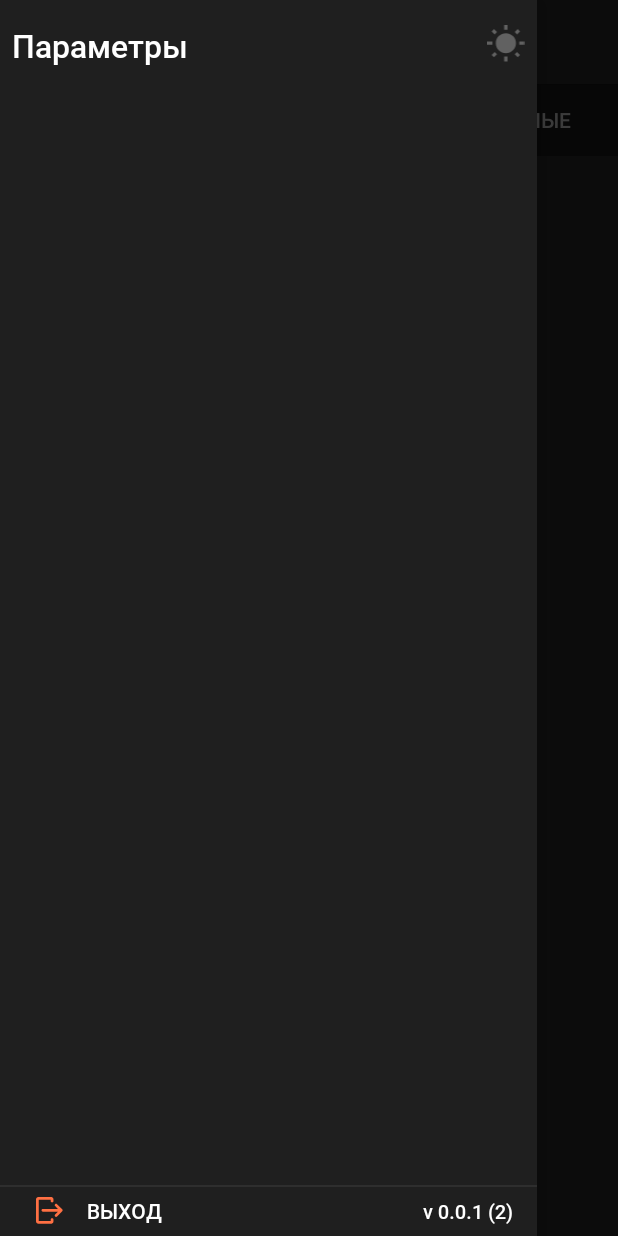
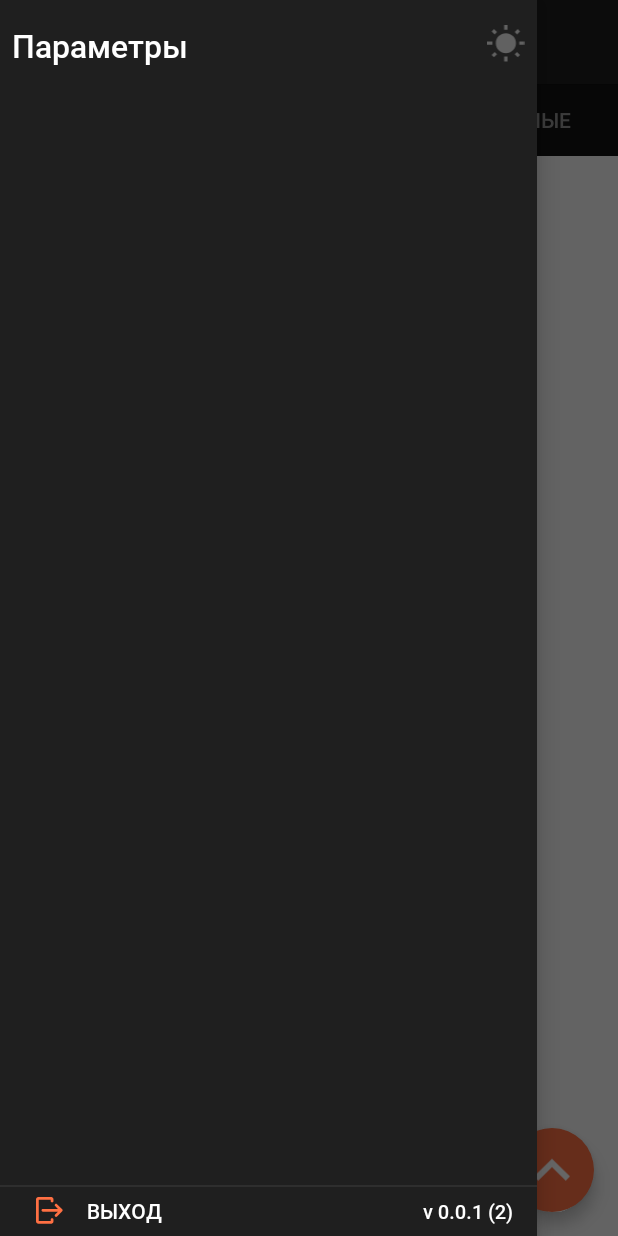
Before and after one commit to Sznv91/SV_Mailer, an Android app: the MainActivity screen opened directly, with no data from a screen before it, with the side drawer open, on a phone screen of 412 x 824 dp. Run offline under Robolectric (Android 15) with nearby library versions, the phone set to English and light mode, and no system bars; libraries missing offline, so code that uses them is left out: ru.evotor.framework, ru.evotor.query.

Commit message:
Создан сервис добавляющий чеки в лок.БД приложения. Добавлены layout для отображения общего списка чеков.

```diff
--- a/app/src/main/java/ru/softvillage/mailer_test/dataBase/DbHelper.java
+++ b/app/src/main/java/ru/softvillage/mailer_test/dataBase/DbHelper.java
@@ -1,6 +1,8 @@
 package ru.softvillage.mailer_test.dataBase;
 
 import androidx.lifecycle.LiveData;
+
+import java.util.List;
 
 import lombok.Getter;
 import ru.softvillage.mailer_test.dataBase.entity.EvoReceipt;
@@ -14,7 +16,7 @@ public class DbHelper {
         this.dataBase = dataBase;
     }
 
-    public LiveData<EvoReceipt> getAllEvoReceiptLiveData() {
+    public LiveData<List<EvoReceipt>> getAllEvoReceiptLiveData() {
         return dataBase.receiptDao().getAllEvoReceiptLiveData();
     }
 }
--- a/app/src/main/java/ru/softvillage/mailer_test/dataBase/ReceiptDao.java
+++ b/app/src/main/java/ru/softvillage/mailer_test/dataBase/ReceiptDao.java
@@ -16,7 +16,7 @@ import ru.softvillage.mailer_test.dataBase.entity.PartialEvoReceipt;
 public interface ReceiptDao {
 
     @Query("SELECT * FROM evo_receipt_all")
-    LiveData<EvoReceipt> getAllEvoReceiptLiveData();
+    LiveData<List<EvoReceipt>> getAllEvoReceiptLiveData();
 
     @Query("SELECT evo_uuid FROM evo_receipt_all")
     List<String> getAllEvoReceiptUuid();
--- a/app/src/main/java/ru/softvillage/mailer_test/ui/MainActivity.java
+++ b/app/src/main/java/ru/softvillage/mailer_test/ui/MainActivity.java
@@ -1,8 +1,12 @@
 package ru.softvillage.mailer_test.ui;
 
+import android.app.ActivityManager;
+import android.content.Context;
+import android.content.Intent;
 import android.content.res.Configuration;
 import android.os.Bundle;
 import android.util.Log;
+import android.widget.Toast;
 
 import androidx.appcompat.app.AppCompatActivity;
 
@@ -11,6 +15,7 @@ import ru.evotor.framework.receipt.ReceiptApi;
 import ru.evotor.query.Cursor;
 import ru.softvillage.mailer_test.R;
 import ru.softvillage.mailer_test.presetner.SessionPresenter;
+import ru.softvillage.mailer_test.service.EvoReceiptAdderService;
 import ru.softvillage.mailer_test.ui.left_menu.DrawerMenuManager;
 import ru.softvillage.mailer_test.ui.tabs.TabLayoutFragment;
 
@@ -41,15 +46,38 @@ public class MainActivity extends AppCompatActivity {
         }
 
         //////////////////////////////////////////////////////////////////////////////////
-        Log.d("ru.softvillage.mailer_test" + "_Receipt.Header", "Start activity");
+        /*Log.d("ru.softvillage.mailer_test" + "_Receipt.Header", "Start activity");
 
         Cursor<Receipt.Header> cursor = ReceiptApi.getReceiptHeaders(getApplicationContext(), Receipt.Type.SELL);
         Log.d("ru.softvillage.mailer_test" + "_Receipt.Header", "Cursor count (size): " + cursor.getCount());
 
         while (cursor != null && cursor.moveToNext()) {
             Log.d("ru.softvillage.mailer_test" + "_Receipt.Header", "cursor.getValue().toString(): " + cursor.getValue().toString());
+        }*/
+        startAdderService();
+    }
+
+    ///////////////////////////////////////////////////////////////////////////////////////////////
+    private void startAdderService() {
+        if (isMyServiceRunning(EvoReceiptAdderService.class)) {
+            Toast.makeText(getApplicationContext(), "Service already running", Toast.LENGTH_LONG).show();
+            return;
         }
+        Intent startIntent = new Intent(this, EvoReceiptAdderService.class);
+        startIntent.setAction("start");
+        startService(startIntent);
     }
+
+    private boolean isMyServiceRunning(Class<?> serviceClass) {
+        ActivityManager manager = (ActivityManager) getSystemService(Context.ACTIVITY_SERVICE);
+        for (ActivityManager.RunningServiceInfo service : manager.getRunningServices(Integer.MAX_VALUE)) {
+            if (serviceClass.getName().equals(service.service.getClassName())) {
+                return true;
+            }
+        }
+        return false;
+    }
+    //////////////////////////
 
     @Override
     protected void onDestroy() {
--- a/app/src/main/java/ru/softvillage/mailer_test/ui/fragmet/AllReceipt.java
+++ b/app/src/main/java/ru/softvillage/mailer_test/ui/fragmet/AllReceipt.java
@@ -1,12 +1,17 @@
 package ru.softvillage.mailer_test.ui.fragmet;
 
+import android.annotation.SuppressLint;
 import android.os.Bundle;
 import android.view.LayoutInflater;
 import android.view.View;
 import android.view.ViewGroup;
+import android.widget.TextView;
 
+import androidx.annotation.NonNull;
+import androidx.annotation.Nullable;
 import androidx.fragment.app.Fragment;
 
+import ru.softvillage.mailer_test.App;
 import ru.softvillage.mailer_test.R;
 
 public class AllReceipt extends Fragment {
@@ -39,4 +44,17 @@ public class AllReceipt extends Fragment {
                              Bundle savedInstanceState) {
         return inflater.inflate(R.layout.fragment_all_receipt, container, false);
     }
+
+    @SuppressLint("FragmentLiveDataObserve")
+    @Override
+    public void onViewCreated(@NonNull View view, @Nullable Bundle savedInstanceState) {
+        super.onViewCreated(view, savedInstanceState);
+//        App.getInstance().getDbHelper().getAllEvoReceiptLiveData().observe(this, receipt -> all_receipt_tv.setText(receipt.toString()));
+    }
+
+    @Override
+    public void onDestroy() {
+        App.getInstance().getDbHelper().getAllEvoReceiptLiveData().removeObservers(this);
+        super.onDestroy();
+    }
 }
--- /dev/null
+++ b/app/src/main/res/drawable/ic_arrow_up_gray.xml
@@ -0,0 +1,9 @@
+<vector xmlns:android="http://schemas.android.com/apk/res/android"
+    android:width="15dp"
+    android:height="10dp"
+    android:viewportWidth="15"
+    android:viewportHeight="10">
+  <path
+      android:pathData="M1.7578,9.5273L0,7.7695L7.5,0.2695L15,7.7695L13.2422,9.5273L7.5,3.7852L1.7578,9.5273Z"
+      android:fillColor="#B3B3B3"/>
+</vector>
--- a/app/src/main/res/layout/fragment_all_receipt.xml
+++ b/app/src/main/res/layout/fragment_all_receipt.xml
@@ -1,13 +1,30 @@
 <?xml version="1.0" encoding="utf-8"?>
-<FrameLayout xmlns:android="http://schemas.android.com/apk/res/android"
+<androidx.constraintlayout.widget.ConstraintLayout xmlns:android="http://schemas.android.com/apk/res/android"
+    xmlns:app="http://schemas.android.com/apk/res-auto"
     xmlns:tools="http://schemas.android.com/tools"
     android:layout_width="match_parent"
     android:layout_height="match_parent"
+    android:id="@+id/receipt_all_layout_fragment"
+    android:background="@color/main_lt"
     tools:context=".ui.fragmet.AllReceipt">
 
-    <TextView
+    <androidx.recyclerview.widget.RecyclerView
+        android:id="@+id/receipt_list_all_recycler_view"
         android:layout_width="match_parent"
         android:layout_height="match_parent"
-        android:text="Все чеки фрагмент" />
+        tools:listitem="@layout/item_receipt_all_tab" />
 
-</FrameLayout>
+    <com.google.android.material.floatingactionbutton.FloatingActionButton
+        app:backgroundTint="@color/header_lt"
+        app:tint="@color/white"
+        app:borderWidth="0dp"
+        android:visibility="visible"
+        android:id="@+id/fab_up"
+        android:layout_width="wrap_content"
+        android:layout_height="wrap_content"
+        app:layout_constraintRight_toRightOf="parent"
+        app:layout_constraintBottom_toBottomOf="parent"
+        android:layout_margin="16dp"
+        app:srcCompat="@drawable/ic_arrow_up_gray" />
+
+</androidx.constraintlayout.widget.ConstraintLayout>
--- a/app/src/main/res/values/strings.xml
+++ b/app/src/main/res/values/strings.xml
@@ -10,6 +10,8 @@
     <string name="close">ЗАКРЫТЬ</string>
     <string name="cancel">ОТМЕНА</string>
     <string name="title_dialog_exit">Закрыть Mailer?</string>
+    <string name="title_receipt_sale">Чек продажи № %d на %d позиции</string>
+    <string name="tv_static_summ">Сумма %.02f руб.</string>
 
 
 
```
Also changed, not shown: app/src/main/AndroidManifest.xml (+13 -7 lines), app/src/main/java/ru/softvillage/mailer_test/dataBase/entity/EvoReceipt.java (+56 -1 lines), app/src/main/java/ru/softvillage/mailer_test/dataBase/entity/PartialEvoReceipt.java (+33 -0 lines), app/src/main/java/ru/softvillage/mailer_test/service/EvoReceiptAdderService.java (added, +131 -0 lines), app/src/main/res/drawable/ic_recipient_list.xml (added, +30 -0 lines), app/src/main/res/layout/item_receipt_all_tab.xml (added, +55 -0 lines).
